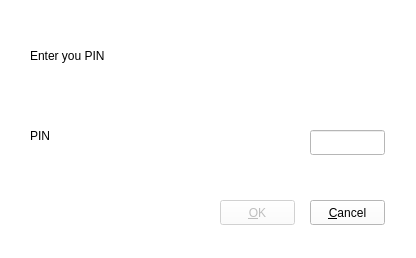
Old version of the form pteid-mw-pt/_src/eidmw/dialogs/dialogsQTsrv/dlgWndAskPIN.ui in the repository amagovpt/autenticacao.gov.
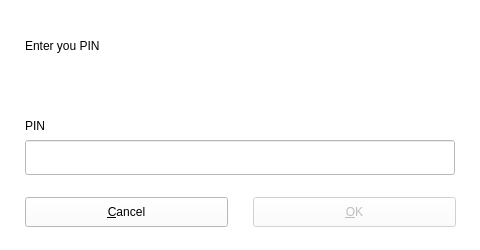
New version of the form. Icons and pictures are not drawn.

Diff of the .ui file:
```diff
--- a/pteid-mw-pt/_src/eidmw/dialogs/dialogsQTsrv/dlgWndAskPIN.ui
+++ b/pteid-mw-pt/_src/eidmw/dialogs/dialogsQTsrv/dlgWndAskPIN.ui
@@ -6,8 +6,8 @@
    <rect>
     <x>0</x>
     <y>0</y>
-    <width>416</width>
-    <height>258</height>
+    <width>480</width>
+    <height>250</height>
    </rect>
   </property>
   <property name="windowTitle">
@@ -217,8 +217,8 @@
   <widget class="QLabel" name="lblPINName">
    <property name="geometry">
     <rect>
-     <x>30</x>
-     <y>100</y>
+     <x>25</x>
+     <y>90</y>
      <width>271</width>
      <height>71</height>
     </rect>
@@ -233,13 +233,26 @@
     <string>PIN</string>
    </property>
   </widget>
+  <widget class="QLabel" name="lblAttention">
+   <property name="geometry">
+    <rect>
+     <x>25</x>
+     <y>50</y>
+     <width>430</width>
+     <height>71</height>
+    </rect>
+   </property>
+   <property name="styleSheet">
+    <string notr="true">color : #000000; font-size:12pt; font-weight:500; background:rgba(0,0,0,0)</string>
+   </property>
+  </widget>
   <widget class="QLineEdit" name="txtPIN">
    <property name="geometry">
     <rect>
-     <x>310</x>
-     <y>130</y>
-     <width>75</width>
-     <height>25</height>
+     <x>25</x>
+     <y>140</y>
+     <width>430</width>
+     <height>35</height>
     </rect>
    </property>
    <property name="echoMode">
@@ -255,10 +268,10 @@
    </property>
    <property name="geometry">
     <rect>
-     <x>220</x>
-     <y>200</y>
-     <width>75</width>
-     <height>25</height>
+     <x>253</x>
+     <y>197</y>
+     <width>203</width>
+     <height>30</height>
     </rect>
    </property>
    <property name="text">
@@ -268,8 +281,8 @@
   <widget class="QLabel" name="lblHeader">
    <property name="geometry">
     <rect>
-     <x>30</x>
-     <y>20</y>
+     <x>25</x>
+     <y>10</y>
      <width>371</width>
      <height>71</height>
     </rect>
@@ -280,9 +293,6 @@
      <verstretch>0</verstretch>
     </sizepolicy>
    </property>
-   <property name="styleSheet">
-    <string notr="true">background-image: url(:/Resources/alpha.png);</string>
-   </property>
    <property name="text">
     <string>Enter you PIN</string>
    </property>
@@ -296,10 +306,10 @@
   <widget class="QPushButton" name="btnCancel">
    <property name="geometry">
     <rect>
-     <x>310</x>
-     <y>200</y>
-     <width>75</width>
-     <height>25</height>
+     <x>25</x>
+     <y>197</y>
+     <width>203</width>
+     <height>30</height>
     </rect>
    </property>
    <property name="text">
@@ -341,6 +351,19 @@
     </item>
    </layout>
   </widget>
+  <widget class="QLabel" name="lblImage">
+   <property name="geometry">
+    <rect>
+     <x>415</x>
+     <y>15</y>
+     <width>40</width>
+     <height>40</height>
+    </rect>
+   </property>
+    <property name="alignment">
+     <enum>Qt::AlignCenter</enum>
+   </property>
+  </widget>
  </widget>
  <layoutdefault spacing="6" margin="11"/>
  <resources/>
```
Left out of the diff: 10 changed lines with no effect on the pictures.
